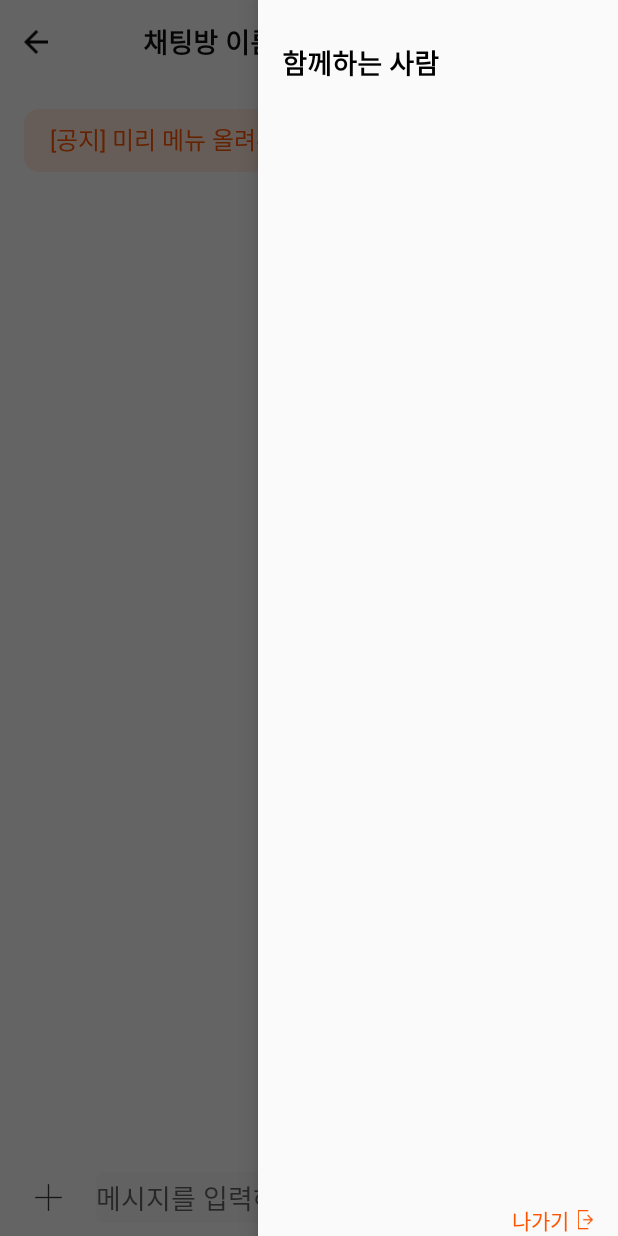
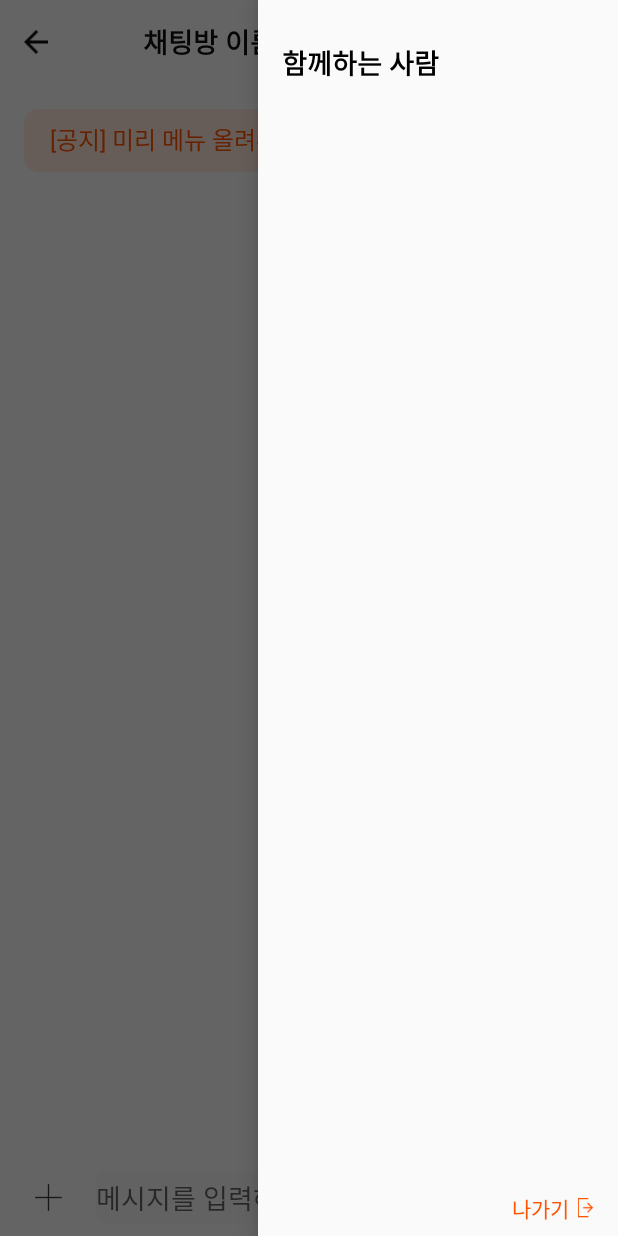
Before and after one commit to jjiiin/capstone_1210, an Android app: the ChatRoomActivity screen opened directly, with no data from a screen before it, with the side drawer open, on a phone screen of 412 x 824 dp. Run offline under Robolectric (Android 15) with nearby library versions, the phone set to English and light mode, and no system bars; our stand-ins replace Firebase (no records; nobody signed in at launch, a user with empty details on screens opened directly); 4 statements that could not run were skipped.

Commit message:
나가기 버튼 변경

```diff
--- a/app/src/main/java/com/capstone_design/a1209_app/chat/ChatRoomActivity.kt
+++ b/app/src/main/java/com/capstone_design/a1209_app/chat/ChatRoomActivity.kt
@@ -7,6 +7,7 @@ import android.util.Log
 import android.view.View
 import android.view.inputmethod.InputMethodManager
 import android.widget.*
+import androidx.constraintlayout.widget.ConstraintLayout
 import androidx.core.view.GravityCompat
 import androidx.drawerlayout.widget.DrawerLayout
 import androidx.recyclerview.widget.LinearLayoutManager
@@ -78,7 +79,7 @@ class ChatRoomActivity : AppCompatActivity() {
 
 
         //채팅방 나가기
-        findViewById<ImageView>(R.id.btn_exit_room).setOnClickListener {
+        findViewById<ConstraintLayout>(R.id.exit_room_layout).setOnClickListener {
 
             //chatRooms에서 사용자 삭제
             chatRoomsRef.child(chatroomkey!!).child("users").child(Auth.current_uid)
--- a/app/src/main/res/layout/chatroom_include_drawer.xml
+++ b/app/src/main/res/layout/chatroom_include_drawer.xml
@@ -49,9 +49,12 @@
             </LinearLayout>
 
             <androidx.constraintlayout.widget.ConstraintLayout
-                android:layout_width="match_parent"
+                android:id="@+id/exit_room_layout"
+                android:layout_width="wrap_content"
                 android:layout_height="wrap_content"
-                app:layout_constraintBottom_toBottomOf="parent">
+                android:layout_marginBottom="8dp"
+                app:layout_constraintBottom_toBottomOf="parent"
+                app:layout_constraintEnd_toEndOf="parent">
 
                 <TextView
                     android:layout_width="wrap_content"
```
